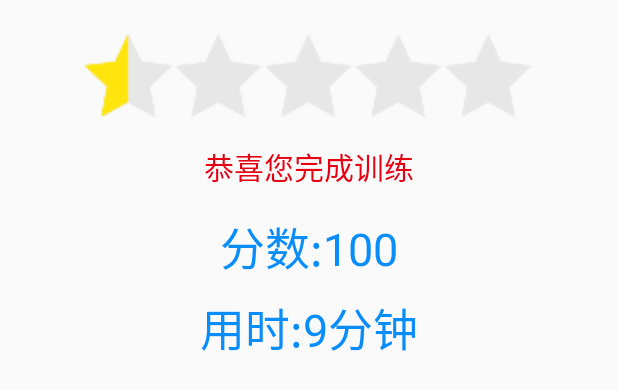
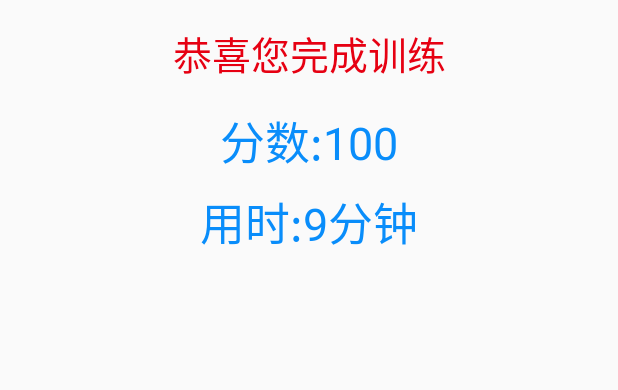
Before and after one commit to HeCaser/jikang_game, an Android app: the layout activity_search_record.xml on its own in the app's theme, with its tools: preview values and no code run, on a phone screen of 412 x 824 dp. Shown: the top 390 px of the screen. Run offline under Robolectric (Android 15) with nearby library versions, the phone set to English and light mode, and no system bars.

Commit message:
搜索词第一版发布

```diff
--- a/app/build.gradle
+++ b/app/build.gradle
@@ -47,6 +47,7 @@ dependencies {
     implementation 'me.drakeet.multitype:multitype:4.0.0-alpha2'
     implementation 'com.yanzhenjie.permission:support:2.0.1'
     implementation 'androidx.constraintlayout:constraintlayout:1.1.2'
+    implementation 'com.google.android:flexbox:0.3.0-alpha2'
     testImplementation 'junit:junit:4.12'
     androidTestImplementation 'androidx.test:runner:1.1.0-alpha4'
     androidTestImplementation 'androidx.test.espresso:espresso-core:3.1.0-alpha4'
--- a/app/src/main/AndroidManifest.xml
+++ b/app/src/main/AndroidManifest.xml
@@ -36,6 +36,9 @@
         <activity
                 android:name=".activity.ScoreRecordActivity"
                 android:screenOrientation="portrait"/>
+        <activity
+                android:name=".activity.SearchRecordActivity"
+                android:screenOrientation="portrait"/>
         <activity android:name=".activity.MainActivity">
             <intent-filter>
                 <action android:name="android.intent.action.MAIN"/>
--- a/app/src/main/java/com/example/game/activity/SearchRecordActivity.kt
+++ b/app/src/main/java/com/example/game/activity/SearchRecordActivity.kt
@@ -63,7 +63,7 @@ class SearchRecordActivity : BaseActivity() {
             text = "真厉害,您创造了新的记录!\n分数为${mThisScore}"
         } else {
             text = "最好成绩:$history\n" +
-                    "您的成绩$mThisScore"
+                    "您的成绩:$mThisScore"
         }
         tvRecord.text = text
     }
--- a/app/src/main/java/com/example/game/activity/SearchWordActivity.kt
+++ b/app/src/main/java/com/example/game/activity/SearchWordActivity.kt
@@ -142,6 +142,7 @@ class SearchWordActivity : BaseActivity() {
     private fun initGameView() {
         //设置需要找出的词 四个
         var start = Random.nextInt(RIGHT_WORD.length - 5)
+        println("其实$start")
         for (num in 0..3) {
             mSelectWords.add(num, RIGHT_WORD[start + num].toString())
             with(mShowView[num]) {
--- a/app/src/main/res/layout/activity_search_record.xml
+++ b/app/src/main/res/layout/activity_search_record.xml
@@ -8,6 +8,7 @@
     tools:context=".activity.OneToHundredResultActivity">
 
     <com.example.game.widget.StarLevelView
+        android:visibility="gone"
         android:id="@+id/starView"
         android:layout_width="match_parent"
         android:layout_height="wrap_content"
@@ -21,7 +22,7 @@
         android:padding="@dimen/edge_margin"
         android:text="恭喜您完成训练"
         android:textColor="@color/color_e60012"
-        android:textSize="20dp"
+        android:textSize="26dp"
         app:layout_constraintLeft_toLeftOf="parent"
         app:layout_constraintTop_toTopOf="parent" />
 
```
